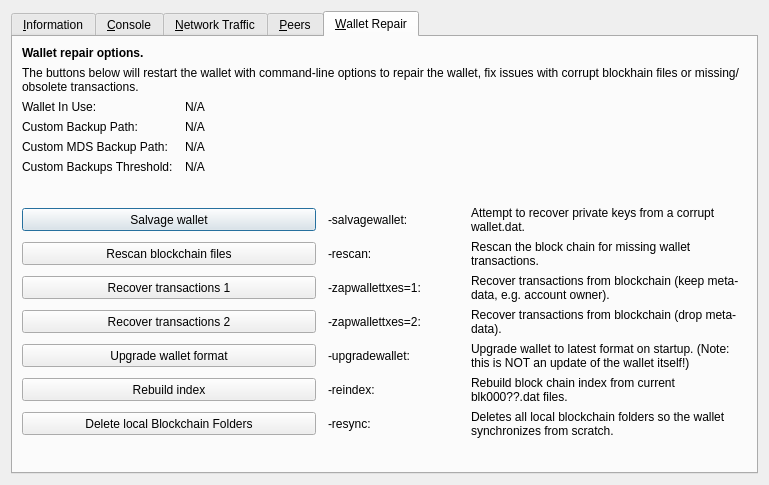
Old version of the form src/qt/forms/rpcconsole.ui in the repository j00v/midas_coin.
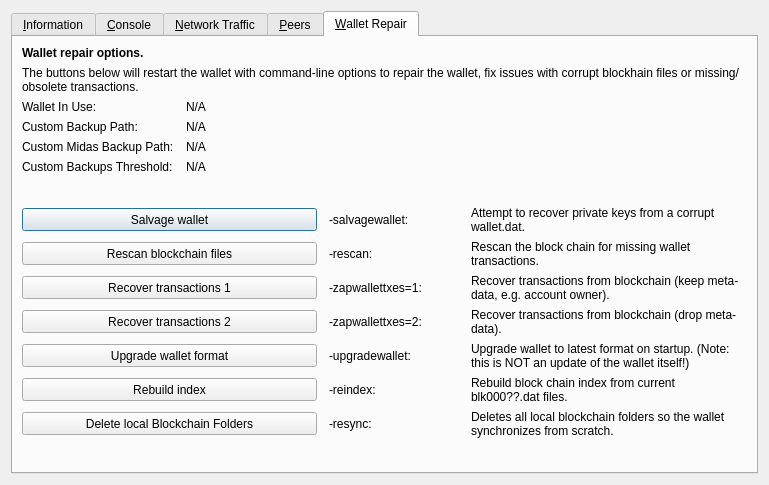
New version of the form. The open tabs and pages were chosen to show the change. Icons and pictures are not drawn. Custom widgets are drawn as their Qt base class.

```diff
--- a/src/qt/forms/rpcconsole.ui
+++ b/src/qt/forms/rpcconsole.ui
@@ -1328,7 +1328,7 @@
        <item row="4" column="0">
         <widget class="QLabel" name="wallet_custommdsbackuppath_label">
          <property name="text">
-          <string>Custom MDS Backup Path:</string>
+          <string>Custom Midas Backup Path:</string>
          </property>
          <property name="visible">
           <bool>false</bool>
```
